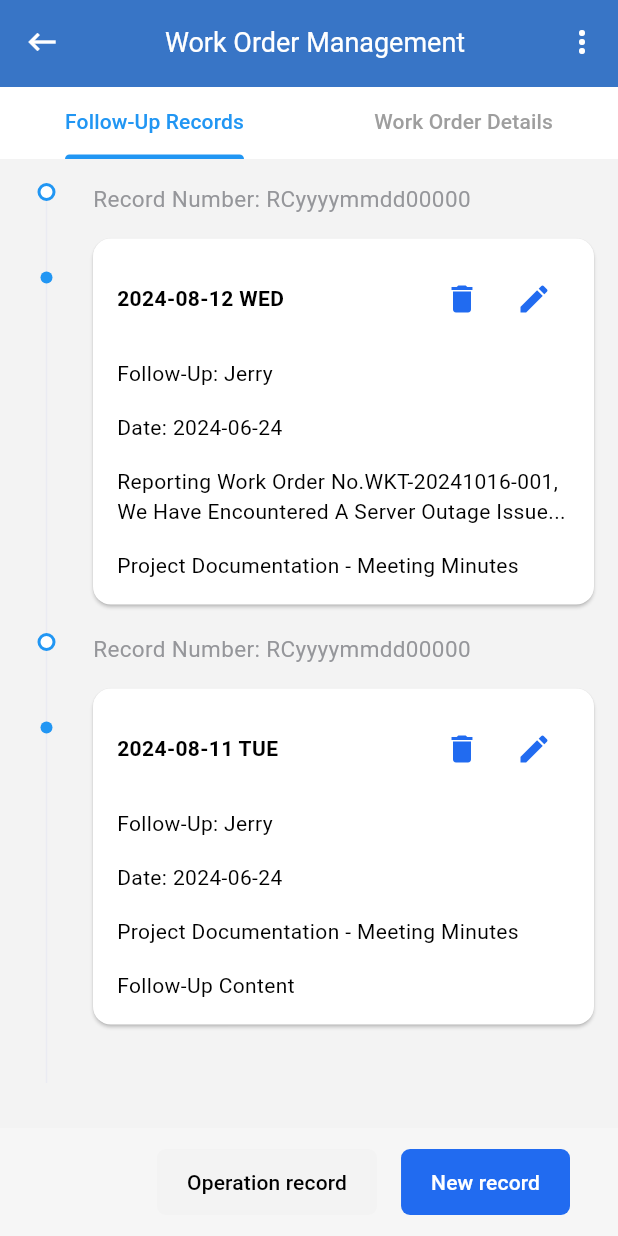
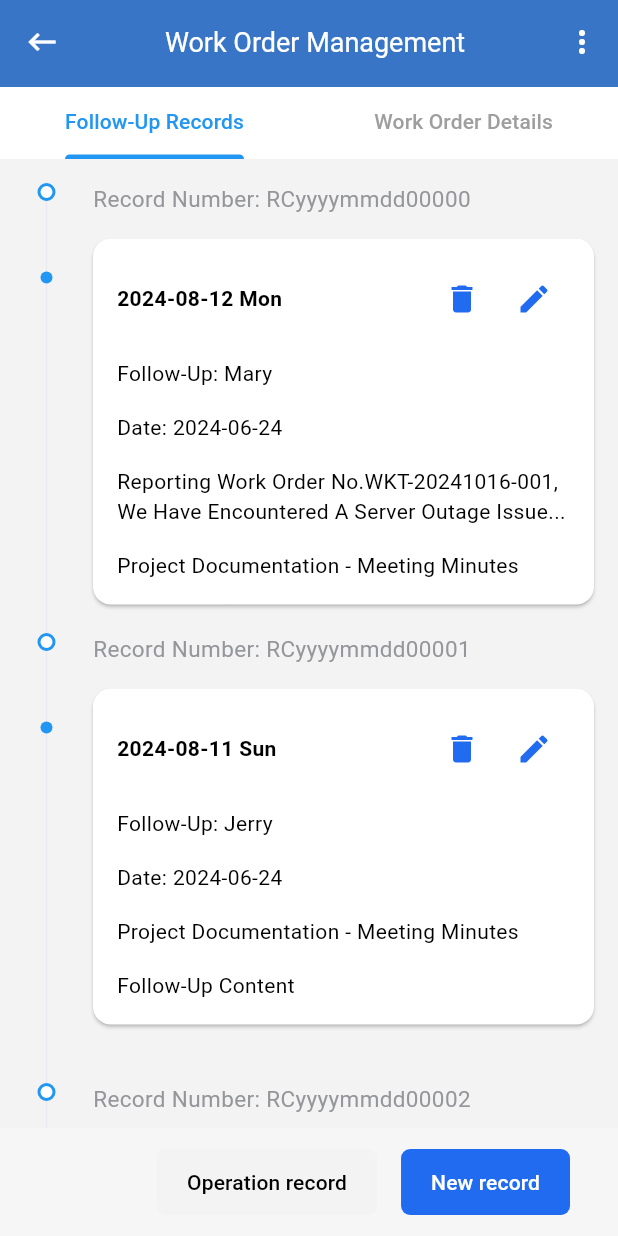
Before and after one commit to Mok-CC/WorkOrder_Management, a Flutter app: the WorkDetailPage screen opened directly, on a phone screen of 412 x 824 dp. Run offline on Flutter 3.47's test engine with Material 3 defaults, Android fonts, the phone set to English and light mode, and no system bars; our stand-ins replace jiffy; missing offline and left inert: pluto_grid, shadcn_ui.

Commit message:
fix workorder detail date EEE

```diff
--- a/lib/main.dart
+++ b/lib/main.dart
@@ -26,7 +26,7 @@ class MyApp extends StatelessWidget {
         useMaterial3: true,
       ),
       routes: {
-        '/': (context) => WorkOrderManagement(),
+        '/': (context) => WorkDetailPage(),
         '/operation_records': (context) => OperationRecordsPage(),
         '/create_work_order': (context) => CreateWorkOrderPage(),
       },
--- a/lib/pages/timeline_detail.dart
+++ b/lib/pages/timeline_detail.dart
@@ -1,11 +1,12 @@
 import 'package:flutter/material.dart';
+import 'package:jiffy/jiffy.dart';
 
 // 时间线详情页
 class TimelineWithDetails extends StatelessWidget {
   final List<Map<String, dynamic>> steps = [
     {
-      "stepTitle": "2024-08-12 WED",
-      "followUpPerson": "Jerry",
+      "stepTitle": "2024-08-12",
+      "followUpPerson": "Mary",
       "followUpDate": "2024-06-24",
       "details": {
         "recordNumber": "RCyyyymmdd00000",
@@ -15,11 +16,21 @@ class TimelineWithDetails extends StatelessWidget {
       }
     },
     {
-      "stepTitle": "2024-08-11 TUE",
+      "stepTitle": "2024-08-11",
       "followUpPerson": "Jerry",
       "followUpDate": "2024-06-24",
       "details": {
-        "recordNumber": "RCyyyymmdd00000",
+        "recordNumber": "RCyyyymmdd00001",
+        "description": "Project Documentation - Meeting Minutes",
+        "additionalInfo": "Follow-Up Content"
+      }
+    },
+    {
+      "stepTitle": "2024-08-10",
+      "followUpPerson": "Mok",
+      "followUpDate": "2024-06-24",
+      "details": {
+        "recordNumber": "RCyyyymmdd00002",
         "description": "Project Documentation - Meeting Minutes",
         "additionalInfo": "Follow-Up Content"
       }
@@ -107,7 +118,7 @@ class TimelineWithDetails extends StatelessWidget {
                           Row(
                             children: [
                               Text(
-                                step['stepTitle'],
+                                '${step['stepTitle']} ${Jiffy.parse(step['stepTitle']).format(pattern: 'EEE')}',
                                 style: TextStyle(fontWeight: FontWeight.bold),
                               ),
                               Spacer(),
--- a/pubspec.yaml
+++ b/pubspec.yaml
@@ -35,6 +35,7 @@ dependencies:
   tdesign_flutter: ^0.1.8
   pluto_grid: ^8.0.0
   multi_select_flutter: ^4.1.3
+  jiffy: ^6.3.2
 
   # The following adds the Cupertino Icons font to your application.
   # Use with the CupertinoIcons class for iOS style icons.
```
Also changed, not shown: lib/pages/create_work_order/create_work_order.dart (+12 -2 lines), pubspec.lock.
